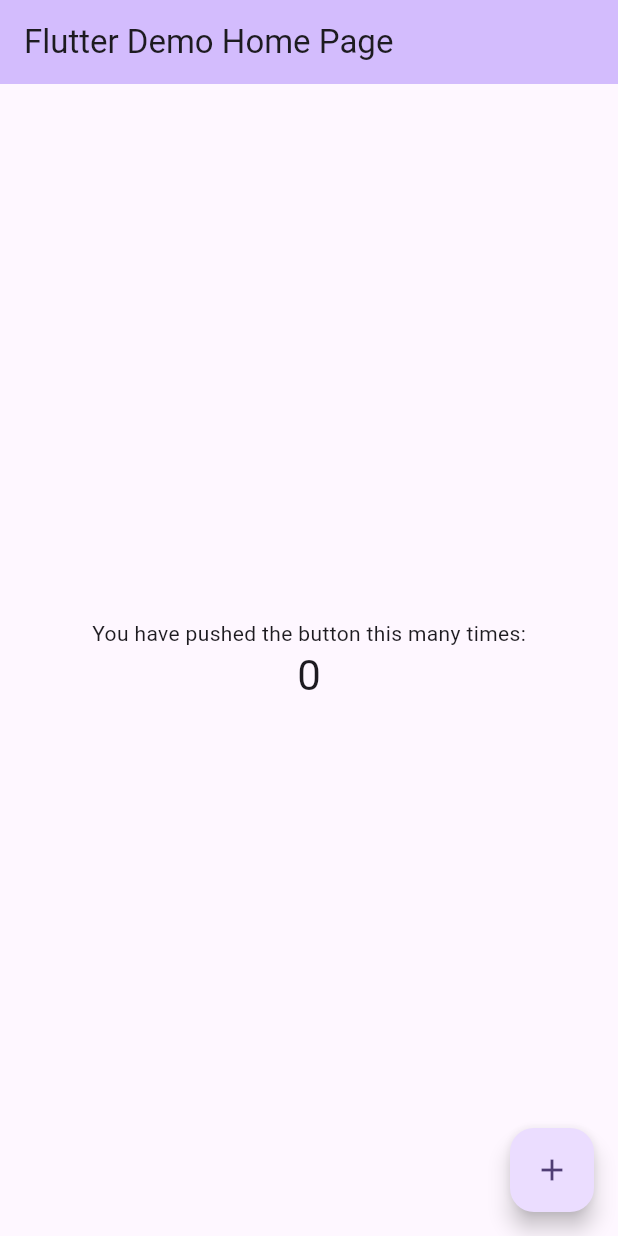
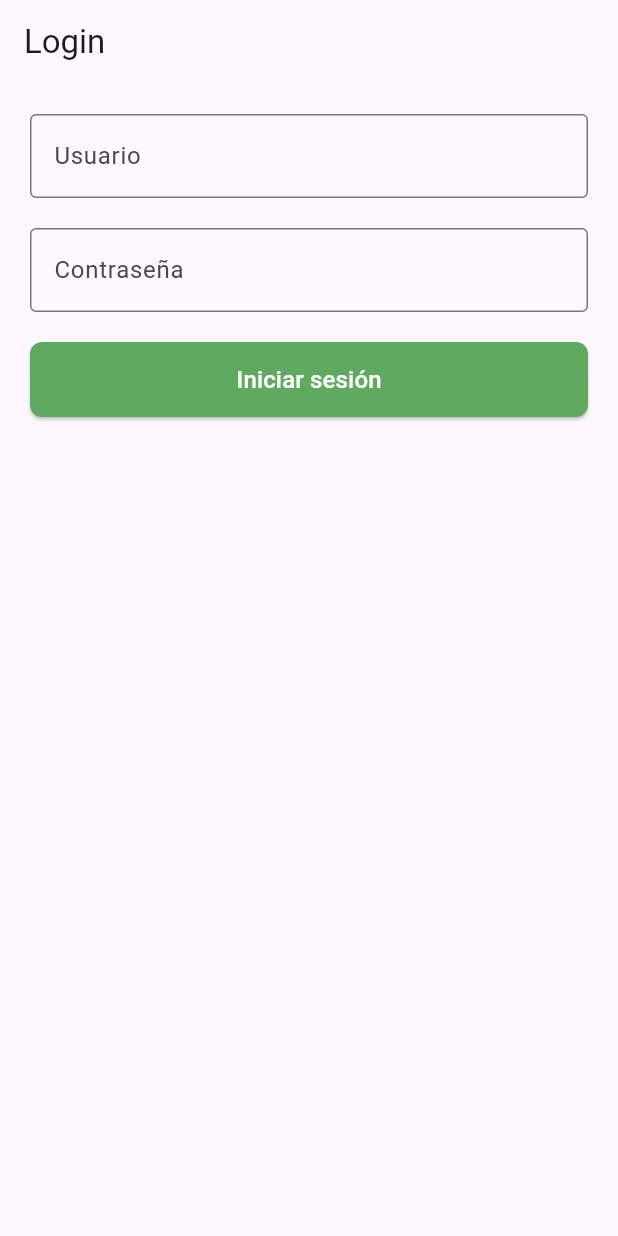
Before and after one commit to anheplast/grocery-app, a Flutter app: the screen it shows after launch, on a phone screen of 412 x 824 dp. Run offline on Flutter 3.47's test engine with Material 3 defaults, Android fonts, the phone set to English and light mode, and no system bars; our stand-ins replace bloc, flutter_bloc, flutter_dotenv.

```diff
--- /dev/null
+++ b/lib/bloc/login_event.dart
@@ -0,0 +1,15 @@
+
+
+abstract class LoginEvent {}
+
+class LoginSendEvent extends LoginEvent {
+  final String username, password;
+  LoginSendEvent(this.username, this.password);
+}
+
+class LoginSuccessEvent extends LoginEvent {
+  final String token;
+  LoginSuccessEvent(this.token);
+}
+
+class LoginErrorEvent extends LoginEvent {}
--- /dev/null
+++ b/lib/bloc/login_state.dart
@@ -0,0 +1,9 @@
+
+
+class LoginState {
+  final String token;
+  final bool loading;
+  final String? error;
+
+  LoginState({this.token = '', this.loading = false, this.error});
+}
--- a/lib/main.dart
+++ b/lib/main.dart
@@ -1,122 +1,31 @@
+
 import 'package:flutter/material.dart';
+import 'package:flutter_dotenv/flutter_dotenv.dart';
+import './screen/login_screen.dart';
+import './screen/home_screen.dart';
+import './screen/products_screen.dart';
+import './screen/cart_screen.dart';
+import './screen/confirmation_screen.dart';
 
-void main() {
-  runApp(const MyApp());
+Future<void> main() async {
+  await dotenv.load(fileName: '.env');
+  runApp(const GroceryApp());
 }
 
-class MyApp extends StatelessWidget {
-  const MyApp({super.key});
+class GroceryApp extends StatelessWidget {
+  const GroceryApp({super.key});
 
-  // This widget is the root of your application.
   @override
   Widget build(BuildContext context) {
     return MaterialApp(
-      title: 'Flutter Demo',
-      theme: ThemeData(
-        // This is the theme of your application.
-        //
-        // TRY THIS: Try running your application with "flutter run". You'll see
-        // the application has a purple toolbar. Then, without quitting the app,
-        // try changing the seedColor in the colorScheme below to Colors.green
-        // and then invoke "hot reload" (save your changes or press the "hot
-        // reload" button in a Flutter-supported IDE, or press "r" if you used
-        // the command line to start the app).
-        //
-        // Notice that the counter didn't reset back to zero; the application
-        // state is not lost during the reload. To reset the state, use hot
-        // restart instead.
-        //
-        // This works for code too, not just values: Most code changes can be
-        // tested with just a hot reload.
-        colorScheme: ColorScheme.fromSeed(seedColor: Colors.deepPurple),
-      ),
-      home: const MyHomePage(title: 'Flutter Demo Home Page'),
+      initialRoute: '/',
+      routes: {
+        '/': (context) => const LoginScreen(),
+        '/home': (context) => const HomeScreen(),
+        '/products': (context) => const ProductsScreen(),
+        '/cart': (context) => const CartScreen(),
+        '/confirmation': (context) => ConfirmationScreen(),
+      },
     );
   }
 }
-
-class MyHomePage extends StatefulWidget {
-  const MyHomePage({super.key, required this.title});
-
-  // This widget is the home page of your application. It is stateful, meaning
-  // that it has a State object (defined below) that contains fields that affect
-  // how it looks.
-
-  // This class is the configuration for the state. It holds the values (in this
-  // case the title) provided by the parent (in this case the App widget) and
-  // used by the build method of the State. Fields in a Widget subclass are
-  // always marked "final".
-
-  final String title;
-
-  @override
-  State<MyHomePage> createState() => _MyHomePageState();
-}
-
-class _MyHomePageState extends State<MyHomePage> {
-  int _counter = 0;
-
-  void _incrementCounter() {
-    setState(() {
-      // This call to setState tells the Flutter framework that something has
-      // changed in this State, which causes it to rerun the build method below
-      // so that the display can reflect the updated values. If we changed
-      // _counter without calling setState(), then the build method would not be
-      // called again, and so nothing would appear to happen.
-      _counter++;
-    });
-  }
-
-  @override
-  Widget build(BuildContext context) {
-    // This method is rerun every time setState is called, for instance as done
-    // by the _incrementCounter method above.
-    //
-    // The Flutter framework has been optimized to make rerunning build methods
-    // fast, so that you can just rebuild anything that needs updating rather
-    // than having to individually change instances of widgets.
-    return Scaffold(
-      appBar: AppBar(
-        // TRY THIS: Try changing the color here to a specific color (to
-        // Colors.amber, perhaps?) and trigger a hot reload to see the AppBar
-        // change color while the other colors stay the same.
-        backgroundColor: Theme.of(context).colorScheme.inversePrimary,
-        // Here we take the value from the MyHomePage object that was created by
-        // the App.build method, and use it to set our appbar title.
-        title: Text(widget.title),
-      ),
-      body: Center(
-        // Center is a layout widget. It takes a single child and positions it
-        // in the middle of the parent.
-        child: Column(
-          // Column is also a layout widget. It takes a list of children and
-          // arranges them vertically. By default, it sizes itself to fit its
-          // children horizontally, and tries to be as tall as its parent.
-          //
-          // Column has various properties to control how it sizes itself and
-          // how it positions its children. Here we use mainAxisAlignment to
-          // center the children vertically; the main axis here is the vertical
-          // axis because Columns are vertical (the cross axis would be
-          // horizontal).
-          //
-          // TRY THIS: Invoke "debug painting" (choose the "Toggle Debug Paint"
-          // action in the IDE, or press "p" in the console), to see the
-          // wireframe for each widget.
-          mainAxisAlignment: MainAxisAlignment.center,
-          children: <Widget>[
-            const Text('You have pushed the button this many times:'),
-            Text(
-              '$_counter',
-              style: Theme.of(context).textTheme.headlineMedium,
-            ),
-          ],
-        ),
-      ),
-      floatingActionButton: FloatingActionButton(
-        onPressed: _incrementCounter,
-        tooltip: 'Increment',
-        child: const Icon(Icons.add),
-      ), // This trailing comma makes auto-formatting nicer for build methods.
-    );
-  }
-}
--- /dev/null
+++ b/lib/screen/login_screen.dart
@@ -0,0 +1,72 @@
+import 'package:flutter/material.dart';
+import 'package:flutter_bloc/flutter_bloc.dart';
+import '../bloc/login_bloc.dart';
+import '../bloc/login_event.dart';
+import '../bloc/login_state.dart';
+import 'package:grocery_app/widgets/global_form_button.dart';
+import 'package:grocery_app/widgets/global_form_text.dart';
+
+class LoginScreen extends StatelessWidget {
+  const LoginScreen({super.key});
+
+  @override
+  Widget build(BuildContext context) {
+    final usernameController = TextEditingController();
+    final passwordController = TextEditingController();
+
+    return Scaffold(
+      appBar: AppBar(title: const Text('Login')),
+      body: BlocProvider(
+        create: (_) => LoginBloc(),
+        child: BlocListener<LoginBloc, LoginState>(
+          listener: (context, state) {
+            if (state.token.isNotEmpty) {
+              print('Inicio de sesión exitoso!');
+              Navigator.pushReplacementNamed(context, '/home');
+            }
+            if (state.error != null) {
+              ScaffoldMessenger.of(context)
+                  .showSnackBar(SnackBar(content: Text(state.error!)));
+            }
+          },
+          child: Padding(
+            padding: const EdgeInsets.all(20),
+            child: Column(
+              children: [
+                GlobalFormText(
+                  label: 'Usuario',
+                  controller: usernameController,
+                ),
+                const SizedBox(height: 20),
+                GlobalFormText(
+                  label: 'Contraseña',
+                  obscureText: true,
+                  controller: passwordController,
+                ),
+                const SizedBox(height: 20),
+                BlocBuilder<LoginBloc, LoginState>(
+                  builder: (context, state) {
+                    if (state.loading) {
+                      return const CircularProgressIndicator();
+                    }
+                    return GlobalFormButton(
+                      label: 'Iniciar sesión',
+                      onTap: () {
+                        context.read<LoginBloc>().add(
+                          LoginSendEvent(
+                            usernameController.text,
+                            passwordController.text,
+                          ),
+                        );
+                      },
+                    );
+                  },
+                ),
+              ],
+            ),
+          ),
+        ),
+      ),
+    );
+  }
+}
--- /dev/null
+++ b/lib/widgets/global_form_button.dart
@@ -0,0 +1,23 @@
+import 'package:flutter/material.dart';
+
+class GlobalFormButton extends StatelessWidget {
+  final String label;
+  final VoidCallback onTap;
+
+  const GlobalFormButton({super.key, required this.label, required this.onTap});
+
+  @override
+  Widget build(BuildContext context) {
+    return ElevatedButton(
+      onPressed: onTap,
+      style: ElevatedButton.styleFrom(
+        minimumSize: const Size.fromHeight(50),
+        backgroundColor: const Color.fromARGB(255, 96, 170, 96),
+        shape: RoundedRectangleBorder(
+          borderRadius: BorderRadius.circular(8),
+        ),
+      ),
+      child: Text(label, style: const TextStyle(fontSize: 16, color: Colors.white)),
+    );
+  }
+}
--- /dev/null
+++ b/lib/widgets/global_form_text.dart
@@ -0,0 +1,29 @@
+
+
+import 'package:flutter/material.dart';
+
+class GlobalFormText extends StatelessWidget {
+  final String label;
+  final bool obscureText;
+  final TextEditingController? controller;
+
+  const GlobalFormText({
+    super.key,
+    required this.label,
+    this.obscureText = false,
+    this.controller,
+  });
+
+  @override
+  Widget build(BuildContext context) {
+    return TextField(
+      controller: controller,
+      obscureText: obscureText,
+      decoration: InputDecoration(
+        labelText: label,
+        border: const OutlineInputBorder(),
+      ),
+    );
+
+  }
+}
```
Also changed, not shown: lib/bloc/login_bloc.dart (added, +20 -0 lines), lib/models/product_model.dart (added, +39 -0 lines), lib/screen/cart_screen.dart (added, +50 -0 lines), lib/screen/confirmation_screen.dart (added, +34 -0 lines), lib/screen/home_screen.dart (added, +32 -0 lines), lib/screen/products_screen.dart (added, +89 -0 lines), lib/services/login.service.dart (added, +25 -0 lines), lib/services/products.service.dart (added, +21 -0 lines), pubspec.yaml (+9 -2 lines), lib/routes/app_routes.dart (added), pubspec.lock, 2 other files.
